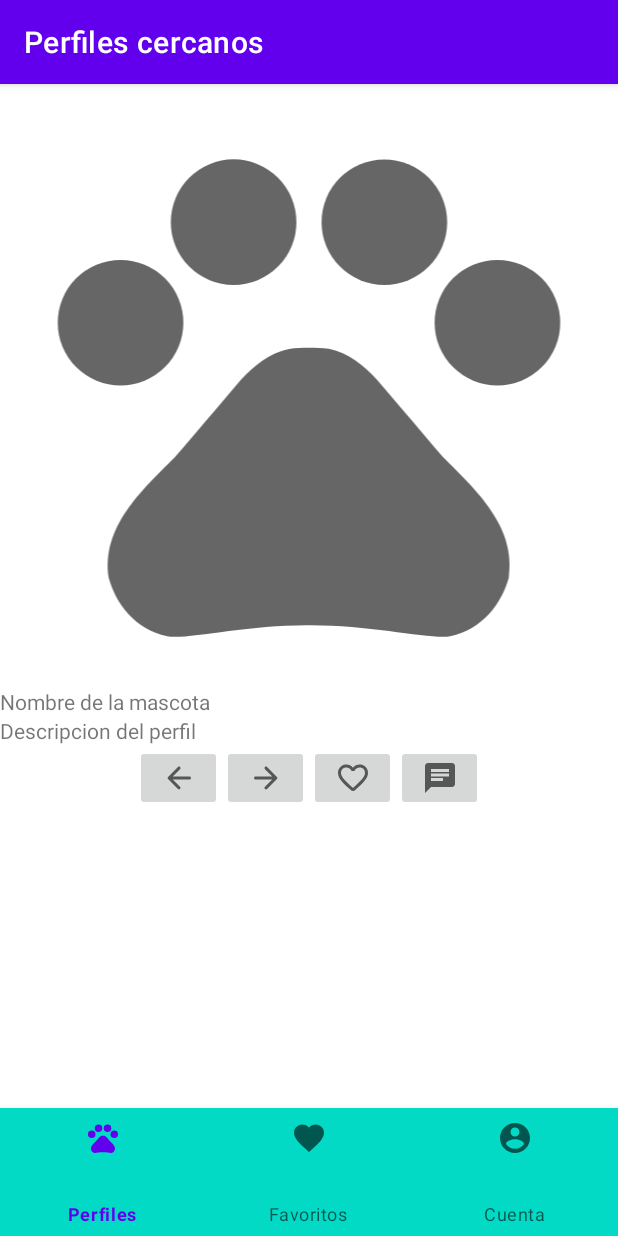
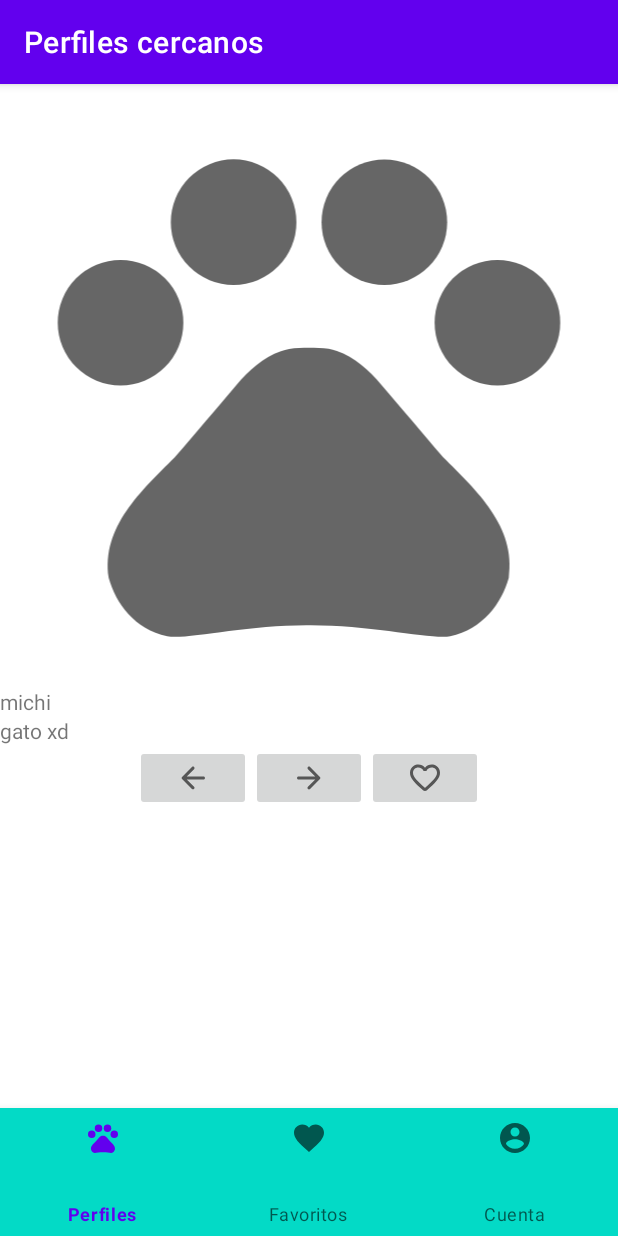
Before and after one commit to rakso-dev/Pawsties, an Android app: the screen it shows after launch (MainActivity), on a phone screen of 412 x 824 dp. Run offline under Robolectric (Android 15) with nearby library versions, the phone set to English and light mode, and no system bars.

Commit message:
near profiles on recycler view

```diff
--- a/androidApp/app/src/main/java/com/pawsties/android/ChatFragment.java
+++ /dev/null
@@ -1,20 +0,0 @@
-package com.pawsties.android;
-
-import androidx.annotation.Nullable;
-import androidx.fragment.app.Fragment;
-
-import android.os.Bundle;
-import android.view.LayoutInflater;
-import android.view.View;
-import android.view.ViewGroup;
-
-public class ChatFragment extends Fragment {
-
-
-
-    @Nullable
-    @Override
-    public View onCreateView(LayoutInflater inflater, @Nullable ViewGroup container, Bundle savedInstanceState) {
-        return inflater.inflate(R.layout.fragment_chat, container, false);
-    }
-}
--- a/androidApp/app/src/main/java/com/pawsties/android/FavoritiesFragment.java
+++ b/androidApp/app/src/main/java/com/pawsties/android/FavoritiesFragment.java
@@ -21,13 +21,8 @@ import java.util.ArrayList;
 public class FavoritiesFragment extends Fragment {
     private RecyclerView recyclerView;
     private FavsAdapter adapter;
-    Context baseContext;
     ArrayList<Pet> pets;
     Activity activity;
-
-    public FavoritiesFragment(Context baseContext){
-        this.baseContext = baseContext;
-    }
 
     @Nullable
     @Override
@@ -39,14 +34,14 @@ public class FavoritiesFragment extends Fragment {
         recyclerView.setLayoutManager (new LinearLayoutManager(activity));
         recyclerView.setItemAnimator (new DefaultItemAnimator());
 
+        pets = new ArrayList<>();//***
+
         //ELEMENTO MASCOTA DE PRUEBA (borrar cuando se obtengan de la BD)
         Pet pet = new Pet();
         pet.name = "user";
         pet.pic = null;
-
-        pets = new ArrayList<>();
-
         pets.add(pet);
+        //=========================================================================
 
         loadPets();
 
@@ -64,7 +59,7 @@ public class FavoritiesFragment extends Fragment {
 
     private void loadPets(){
 
-        adapter = new FavsAdapter (getContext(), baseContext, pets);
+        adapter = new FavsAdapter (getContext(), pets);
         //adapter.setOnPlanetSelectedListener (listener);
 
         /**
--- a/androidApp/app/src/main/java/com/pawsties/android/FavsAdapter.java
+++ b/androidApp/app/src/main/java/com/pawsties/android/FavsAdapter.java
@@ -14,12 +14,11 @@ import androidx.recyclerview.widget.RecyclerView;
 import java.util.ArrayList;
 
 class FavsAdapter extends RecyclerView.Adapter<FavsListVH> {
-    private Context context, baseContext;
+    private Context context;
     private ArrayList<Pet> pets;
 
-    FavsAdapter (Context mcontext, Context baseContext, ArrayList<Pet> pets) {
-        this.context = mcontext;
-        this.baseContext = baseContext;
+    FavsAdapter (Context context, ArrayList<Pet> pets) {
+        this.context = context;
         this.pets = pets;
     }
 
@@ -37,8 +36,6 @@ class FavsAdapter extends RecyclerView.Adapter<FavsListVH> {
         final Pet pet = pets.get(position);
         holder.bind(pet.pic, pet.name);
 
-        //HAY PROBLEMITAS AL LANZAR EL CHAT ACTIVITY!!!
-        //El problema se encuentra en el toolbar del chat activity
         holder.itemView.setOnClickListener(v -> {
                 Intent intent = new Intent(context, ChatActivivty.class);
                 intent.putExtra("username", "username");
--- a/androidApp/app/src/main/java/com/pawsties/android/MainActivity.java
+++ b/androidApp/app/src/main/java/com/pawsties/android/MainActivity.java
@@ -33,7 +33,6 @@ import java.util.Locale;
 public class MainActivity extends AppCompatActivity {
     public static final int REQUEST_CODE_LOCATION = 1001;
     BottomNavigationView navigationBar;
-    ImageButton btnChat;
     LocationListener locationListener;
     LocationManager locationManager;
     AlertDialog gpsAlert = null;
@@ -50,7 +49,7 @@ public class MainActivity extends AppCompatActivity {
 
         getSupportFragmentManager().beginTransaction().replace(R.id.fragmentContainer, new ProfilesFragment()).commit();
 
-        btnChat = findViewById(R.id.btnChat);
+        //btnChat = findViewById(R.id.btnChat);
         //ProfilesFragment.btnChat.setOnClickListener (view -> {
           //  Fragment chat = new ChatFragment();
             //getSupportFragmentManager().beginTransaction().replace(R.id.fragmentContainer, chat).commit();
@@ -91,10 +90,10 @@ public class MainActivity extends AppCompatActivity {
         locationManager = (LocationManager) getSystemService (LOCATION_SERVICE);
         if (!locationManager.isProviderEnabled(LocationManager.GPS_PROVIDER)){
             final AlertDialog.Builder alertBuilder = new AlertDialog.Builder(this);
-            alertBuilder.setMessage("Debe activar el GPS para obtener los perfiles cercanos")
+            alertBuilder.setMessage("Debes activar el GPS para obtener los perfiles cercanos")
                     .setCancelable(true)
                     .setPositiveButton("Ok", (dialog, which) -> startActivity(new Intent(Settings.ACTION_LOCATION_SOURCE_SETTINGS)))
-                    .setNegativeButton("No", (dialog, which) -> {
+                    .setNegativeButton("cancelar", (dialog, which) -> {
                         dialog.cancel();
                         Toast.makeText(getBaseContext(), "Se necesita acceder a la ubicacion para poder mostrar los perfiles", Toast.LENGTH_LONG).show();
                     });
@@ -102,7 +101,7 @@ public class MainActivity extends AppCompatActivity {
             gpsAlert.show();
         }
         locationManager.requestLocationUpdates (LocationManager.GPS_PROVIDER,
-                5000,
+                10000,
                 10,
                 locationListener);
     }
@@ -117,7 +116,7 @@ public class MainActivity extends AppCompatActivity {
                 getSupportActionBar().setTitle("Perfiles cercanos");
                 break;
             case R.id.nav_favorities:
-                selectFragment = new FavoritiesFragment(getBaseContext());
+                selectFragment = new FavoritiesFragment();
                 getSupportActionBar().setTitle("Favoritos y chats");
                 break;
             case R.id.nav_account:
--- a/androidApp/app/src/main/java/com/pawsties/android/MyLocationListener.java
+++ b/androidApp/app/src/main/java/com/pawsties/android/MyLocationListener.java
@@ -15,7 +15,7 @@ import java.util.List;
 import java.util.Locale;
 
 public class MyLocationListener implements LocationListener {
-    double latitude, longitude;
+    double latitude, longitude, altitude;
     Context context;
 
     public MyLocationListener(Context baseContext){
@@ -26,7 +26,8 @@ public class MyLocationListener implements LocationListener {
     public void onLocationChanged(@NonNull Location location) {
         latitude = location.getLatitude();
         longitude = location.getLongitude();
-        //Toast.makeText (getBaseContext (), "Latitud: " + latitude + "\nLongitud: " + longitude, Toast.LENGTH_LONG).show ();
+        altitude = location.getAltitude();
+        //Toast.makeText (context, "Latitud: " + latitude + "\nLongitud: " + longitude+"\nAltitud: "+altitude, Toast.LENGTH_LONG).show ();
 
         Geocoder geocoder = new Geocoder (context, Locale.getDefault ());
         List<Address> addresses;
@@ -37,7 +38,7 @@ public class MyLocationListener implements LocationListener {
             if (addresses.size () > 0) {
                 //Log.i ("GEO", addresses.get (0).getLocality ());
                 city = addresses.get (0).getLocality();
-                Toast.makeText(context, "Mostrando perfiles cerca de: "+city, Toast.LENGTH_LONG).show();
+                Toast.makeText(context, "Perfiles cerca de: "+city, Toast.LENGTH_LONG).show();
             }
         } catch (IOException ex) {
             ex.printStackTrace ();
--- a/androidApp/app/src/main/java/com/pawsties/android/Pet.java
+++ b/androidApp/app/src/main/java/com/pawsties/android/Pet.java
@@ -5,6 +5,7 @@ import android.graphics.Bitmap;
 public class Pet {
     //declarar los atributos definidos en el diseño de la base de datos
     String name;
+    String description;
     Bitmap pic;
     double longitude;
     double latitude;
--- /dev/null
+++ b/androidApp/app/src/main/java/com/pawsties/android/ProfilesAdapter.java
@@ -0,0 +1,48 @@
+package com.pawsties.android;
+
+import android.content.Context;
+import android.content.Intent;
+import android.view.LayoutInflater;
+import android.view.View;
+import android.view.ViewGroup;
+
+import androidx.annotation.NonNull;
+import androidx.recyclerview.widget.RecyclerView;
+
+import java.util.ArrayList;
+
+public class ProfilesAdapter extends RecyclerView.Adapter<ProfilesVH> {
+    private Context context;
+    private ArrayList<Pet> profiles;
+
+    public ProfilesAdapter(Context context, ArrayList<Pet> profiles){
+        this.context = context;
+        this.profiles = profiles;
+    }
+
+    @NonNull
+    @Override
+    public ProfilesVH onCreateViewHolder(@NonNull ViewGroup parent, int viewType) {
+        LayoutInflater inflater = LayoutInflater.from(context);
+        View view = inflater.inflate(R.layout.item_profile, parent, false);
+        return new ProfilesVH(view);
+    }
+
+    @Override
+    public void onBindViewHolder(@NonNull ProfilesVH holder, int position) {
+        final Pet profile = profiles.get(position);
+        holder.bind(profile.pic, profile.name, profile.description);
+
+//        holder.itemView.setOnClickListener(v -> {
+//            Intent intent = new Intent(context, ChatActivivty.class);
+//            intent.putExtra("username", "username");
+//            intent.setFlags(Intent.FLAG_ACTIVITY_NEW_TASK);
+//            context.startActivity(intent);
+//        });
+    }
+
+    @Override
+    public int getItemCount() {
+        return profiles.size();
+    }
+}
--- a/androidApp/app/src/main/java/com/pawsties/android/ProfilesFragment.java
+++ b/androidApp/app/src/main/java/com/pawsties/android/ProfilesFragment.java
@@ -10,15 +10,59 @@ import android.app.Activity;
 import androidx.annotation.NonNull;
 import androidx.annotation.Nullable;
 import androidx.fragment.app.Fragment;
+import androidx.recyclerview.widget.DefaultItemAnimator;
+import androidx.recyclerview.widget.LinearLayoutManager;
+import androidx.recyclerview.widget.RecyclerView;
+
+import java.util.ArrayList;
 
 public class ProfilesFragment extends Fragment {
-    public static ImageButton btnChat;
+    private RecyclerView recyclerView;
+    private ProfilesAdapter adapter;
+    ArrayList<Pet> profiles;
+    Activity activity;
 
     @Nullable
     @Override
     public View onCreateView(@NonNull LayoutInflater inflater, @Nullable ViewGroup container, @Nullable Bundle savedInstanceState) {
         //return super.onCreateView(inflater, container, savedInstanceState);
-        return inflater.inflate(R.layout.fragment_pet_profile, container, false);
+        View view = inflater.inflate(R.layout.fragment_favorities, container, false);
+        recyclerView = view.findViewById(R.id.rvFavorities);
+        recyclerView.setHasFixedSize(true);
+        recyclerView.setLayoutManager (new LinearLayoutManager(activity));
+        recyclerView.setItemAnimator (new DefaultItemAnimator());
+
+        profiles = new ArrayList<>();
+
+        //ELEMENTO MASCOTA DE PRUEBA (borrar cuando se obtengan de la BD)
+        Pet profile = new Pet();
+        profile.name = "michi";
+        profile.description = "gato xd";
+        profile.pic = null;
+        profiles.add(profile);
+        //=========================================================================
+
+        loadProfiles();
+
+        return view;
     }
 
+    @Override
+    public void onViewCreated(@NonNull View view, @Nullable Bundle savedInstanceState) {
+        super.onViewCreated(view, savedInstanceState);
+
+        activity = getActivity();
+        if (activity == null)
+            return;
+    }
+
+    private void loadProfiles(){
+        adapter = new ProfilesAdapter(getContext(), profiles);
+
+        /**
+         * cargar perfiles cercanos de la BD en base a su latitud y longitud
+         * */
+
+        recyclerView.setAdapter(adapter);
+    }
 }
--- /dev/null
+++ b/androidApp/app/src/main/java/com/pawsties/android/ProfilesVH.java
@@ -0,0 +1,43 @@
+package com.pawsties.android;
+
+import android.graphics.Bitmap;
+import android.view.View;
+import android.widget.Button;
+import android.widget.ImageButton;
+import android.widget.ImageView;
+import android.widget.TextView;
+import android.widget.Toast;
+
+import androidx.annotation.NonNull;
+import androidx.recyclerview.widget.RecyclerView;
+
+public class ProfilesVH extends RecyclerView.ViewHolder {
+    ImageView petPic;
+    TextView petName;
+    TextView petDescription;
+    ImageButton btnBack, btnNext, btnFav;
+
+    public ProfilesVH(@NonNull View itemView) {
+        super(itemView);
+
+        petPic = itemView.findViewById(R.id.pet_pic);
+        petName = itemView.findViewById(R.id.pet_name);
+        petDescription = itemView.findViewById(R.id.pet_description);
+        btnBack = itemView.findViewById(R.id.btnBack);
+        btnNext = itemView.findViewById(R.id.btnNext);
+        btnFav = itemView.findViewById(R.id.btnLike);
+    }
+
+    void bind(Bitmap pic, String name, String description){
+        //petPic.setImageBitmap(pic);
+        //petPic.setImageResource(R.mipmap.ic_launcher_round);//quitar cuando se obtengan de la BD
+        petName.setText(name);
+        petDescription.setText(description);
+
+        //FUNCIONES PARA LOS BOTONES ----! si aqui no funcionan, probarlas en el onbindviewholder del adapter
+        btnFav.setOnClickListener(/*agregar a la BD el favorito de este VH*/ v -> {/** SI FUNCIONO XD*/
+            Toast.makeText(v.getContext(), "Agregado a favoritos!!!", Toast.LENGTH_LONG).show();
+        });
+    }
+
+}
--- a/androidApp/app/src/main/res/layout/fragment_chat.xml
+++ /dev/null
@@ -1,9 +0,0 @@
-<?xml version="1.0" encoding="utf-8"?>
-<androidx.constraintlayout.widget.ConstraintLayout xmlns:android="http://schemas.android.com/apk/res/android"
-    xmlns:app="http://schemas.android.com/apk/res-auto"
-    xmlns:tools="http://schemas.android.com/tools"
-    android:layout_width="match_parent"
-    android:layout_height="match_parent"
-    tools:context=".ChatFragment">
-
-</androidx.constraintlayout.widget.ConstraintLayout>
--- a/androidApp/app/src/main/res/layout/fragment_pet_profile.xml
+++ b/androidApp/app/src/main/res/layout/fragment_pet_profile.xml
@@ -1,67 +1,14 @@
 <?xml version="1.0" encoding="utf-8"?>
 <LinearLayout xmlns:android="http://schemas.android.com/apk/res/android"
     xmlns:app="http://schemas.android.com/apk/res-auto"
-    xmlns:tools="http://schemas.android.com/tools"
-    android:orientation="vertical"
+    android:orientation="horizontal"
     android:layout_width="match_parent"
     android:layout_height="match_parent">
 
-    <ImageView
-        android:id="@+id/imageView"
+    <androidx.recyclerview.widget.RecyclerView
+        android:id="@+id/rvPetProfiles"
         android:layout_width="match_parent"
-        android:layout_height="402dp"
-        android:src="@drawable/ic_baseline_pets_24" />
+        android:layout_height="match_parent"
+        android:background="@color/white"/>
 
-    <TextView
-        android:id="@+id/pet_name"
-        android:layout_width="match_parent"
-        android:layout_height="wrap_content"
-        android:text="Nombre de la mascota" />
-
-    <TextView
-        android:id="@+id/pet_description"
-        android:layout_width="match_parent"
-        android:layout_height="wrap_content"
-        android:text="Descripcion del perfil" />
-
-    <LinearLayout
-        android:layout_width="match_parent"
-        android:layout_height="wrap_content"
-        android:orientation="horizontal"
-        android:layout_marginStart="90dp"
-        android:layout_marginEnd="90dp">
-
-        <ImageButton
-            android:id="@+id/btnBack"
-            android:src="@drawable/ic_round_arrow_back_24"
-            tools:src="@drawable/ic_round_arrow_back_24"
-            android:layout_width="0dp"
-            android:layout_height="wrap_content"
-            android:layout_weight="1"/>
-
-        <ImageButton
-            android:id="@+id/btnNext"
-            android:src="@drawable/ic_round_arrow_forward_24"
-            tools:src="@drawable/ic_round_arrow_forward_24"
-            android:layout_width="0dp"
-            android:layout_height="wrap_content"
-            android:layout_weight="1"/>
-
-        <ImageButton
-            android:id="@+id/btnLike"
-            android:src="@drawable/ic_round_favorite_border_24"
-            tools:src="@drawable/ic_round_favorite_border_24"
-            android:layout_width="0dp"
-            android:layout_height="wrap_content"
-            android:layout_weight="1"/>
-
-        <ImageButton
-            android:id="@+id/btnChat"
-            android:src="@drawable/ic_baseline_chat_24"
-            tools:src="@drawable/ic_baseline_chat_24"
-            android:layout_width="0dp"
-            android:layout_height="wrap_content"
-            android:layout_weight="1"/>
-
-    </LinearLayout>
 </LinearLayout>
--- /dev/null
+++ b/androidApp/app/src/main/res/layout/item_profile.xml
@@ -0,0 +1,61 @@
+<?xml version="1.0" encoding="utf-8"?>
+<LinearLayout xmlns:android="http://schemas.android.com/apk/res/android"
+    xmlns:app="http://schemas.android.com/apk/res-auto"
+    xmlns:tools="http://schemas.android.com/tools"
+    android:orientation="vertical"
+    android:layout_width="match_parent"
+    android:layout_height="match_parent"
+    android:background="@color/white">
+
+    <ImageView
+        android:id="@+id/pet_pic"
+        android:layout_width="match_parent"
+        android:layout_height="402dp"
+        android:src="@drawable/ic_baseline_pets_24" />
+
+    <TextView
+        android:id="@+id/pet_name"
+        android:layout_width="match_parent"
+        android:layout_height="wrap_content"
+        android:text="Nombre de la mascota" />
+
+    <TextView
+        android:id="@+id/pet_description"
+        android:layout_width="match_parent"
+        android:layout_height="wrap_content"
+        android:text="Descripcion del perfil" />
+
+    <LinearLayout
+        android:layout_width="match_parent"
+        android:layout_height="wrap_content"
+        android:orientation="horizontal"
+        android:layout_marginStart="90dp"
+        android:layout_marginEnd="90dp">
+
+        <ImageButton
+            android:id="@+id/btnBack"
+            android:src="@drawable/ic_round_arrow_back_24"
+            tools:src="@drawable/ic_round_arrow_back_24"
+            android:layout_width="0dp"
+            android:layout_height="wrap_content"
+            android:layout_weight="1"/>
+
+        <ImageButton
+            android:id="@+id/btnNext"
+            android:src="@drawable/ic_round_arrow_forward_24"
+            tools:src="@drawable/ic_round_arrow_forward_24"
+            android:layout_width="0dp"
+            android:layout_height="wrap_content"
+            android:layout_weight="1"/>
+
+        <ImageButton
+            android:id="@+id/btnLike"
+            android:src="@drawable/ic_round_favorite_border_24"
+            tools:src="@drawable/ic_round_favorite_border_24"
+            android:layout_width="0dp"
+            android:layout_height="wrap_content"
+            android:layout_weight="1"/>
+
+    </LinearLayout>
+
+</LinearLayout>
```
